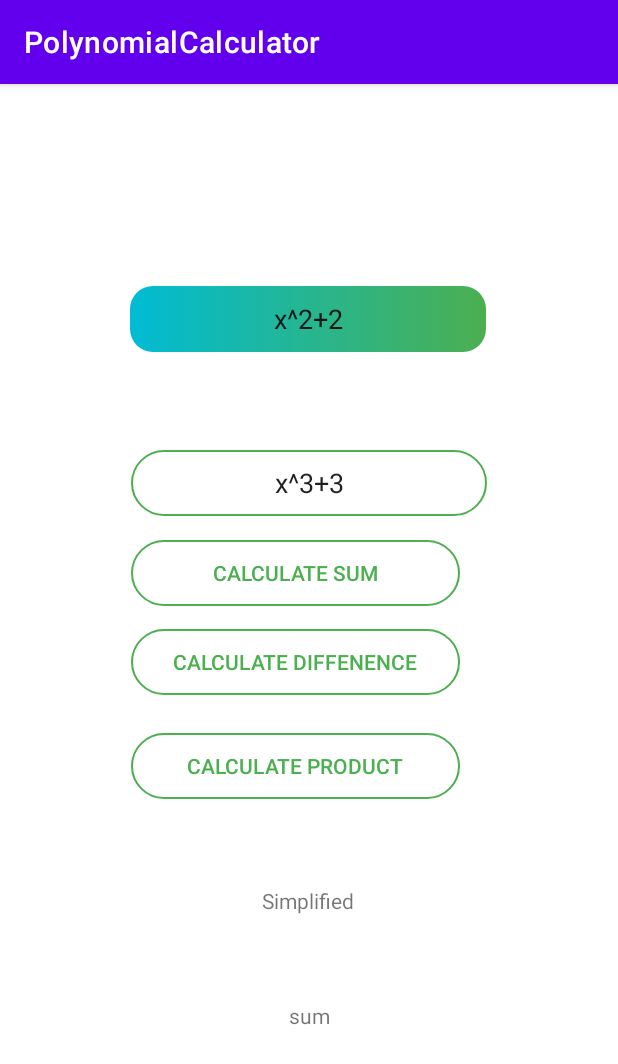
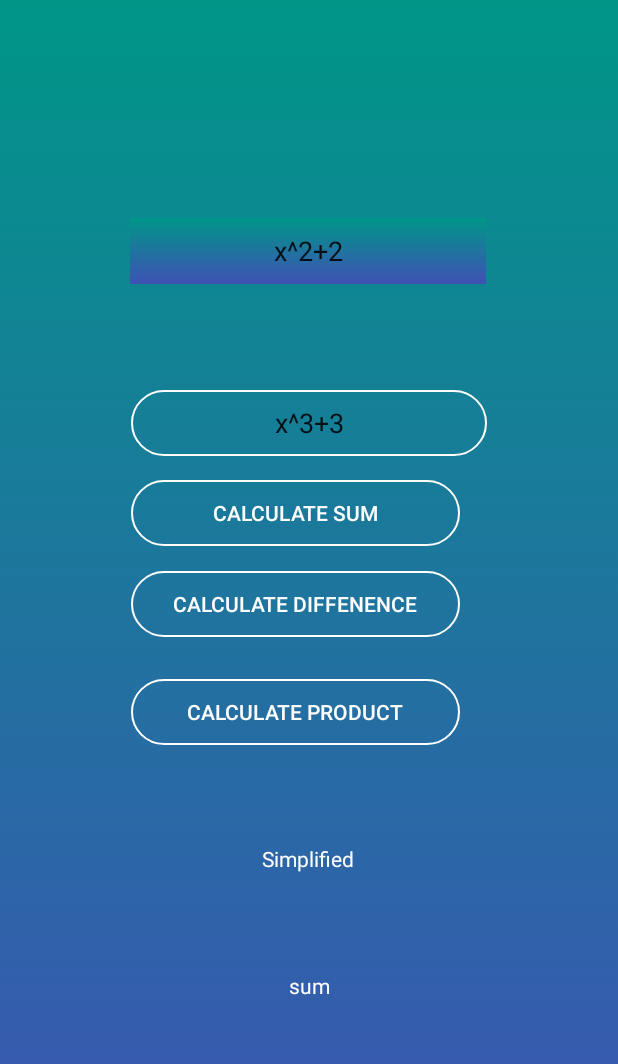
Before and after one commit to tasnimul2/Polynomial_Calculator_Android_App, an Android app: the screen it shows after launch (MainActivity), on a phone screen of 412 x 824 dp. Shown: the top 1064 px of the screen. Run offline under Robolectric (Android 15) with nearby library versions, the phone set to English and light mode, and no system bars.

Commit message:
background update

```diff
--- a/app/src/main/java/com/mystudyapps/polynomialcalculator/MainActivity.java
+++ b/app/src/main/java/com/mystudyapps/polynomialcalculator/MainActivity.java
@@ -68,6 +68,8 @@ public class MainActivity extends AppCompatActivity {
         pEquation.setGravity(Gravity.CENTER);
         qEquation.setGravity(Gravity.CENTER);
 
+        getSupportActionBar().hide();
+
 
 
 
--- a/app/src/main/res/drawable/box.xml
+++ b/app/src/main/res/drawable/box.xml
@@ -3,13 +3,13 @@
 
     <item>
         <shape android:shape="rectangle">
-            <corners android:radius="15dp" />
+            <corners android:radius="0dp" />
 
             <gradient
 
-                android:angle="180"
-                android:startColor="#4CAF50"
-                android:endColor="#00BCD4"
+                android:angle="-135"
+                android:startColor="#009688"
+                android:endColor="#3F51B5"
                 />
 
 
--- a/app/src/main/res/drawable/buttondesign.xml
+++ b/app/src/main/res/drawable/buttondesign.xml
@@ -1,5 +1,5 @@
 <?xml version="1.0" encoding="utf-8"?>
 <shape xmlns:android="http://schemas.android.com/apk/res/android" android:shape="rectangle">
-    <stroke android:color="#4CAF50" android:width="1dp"></stroke>
+    <stroke android:color="#FFFFFF" android:width="1dp"></stroke>
     <corners android:radius="30dp"></corners>
 </shape>
--- a/app/src/main/res/layout/activity_main.xml
+++ b/app/src/main/res/layout/activity_main.xml
@@ -5,6 +5,7 @@
     android:id="@+id/App"
     android:layout_width="match_parent"
     android:layout_height="match_parent"
+    android:background="@drawable/box"
     tools:context=".MainActivity">
 
     <EditText
@@ -42,6 +43,7 @@
         android:layout_width="wrap_content"
         android:layout_height="wrap_content"
         android:text="Simplified"
+        android:textColor="#FFFFFF"
         app:layout_constraintBottom_toBottomOf="parent"
         app:layout_constraintEnd_toEndOf="parent"
         app:layout_constraintHorizontal_bias="0.498"
@@ -54,6 +56,7 @@
         android:layout_width="wrap_content"
         android:layout_height="wrap_content"
         android:text="sum"
+        android:textColor="#FFFFFF"
         app:layout_constraintBottom_toBottomOf="parent"
         app:layout_constraintEnd_toEndOf="parent"
         app:layout_constraintStart_toStartOf="parent"
@@ -72,7 +75,7 @@
         android:rotationX="0"
         android:rotationY="0"
         android:text="Calculate Sum"
-        android:textColor="#4CAF50"
+        android:textColor="#FFFFFF"
         app:layout_constraintEnd_toEndOf="parent"
         app:layout_constraintHorizontal_bias="0.453"
         app:layout_constraintStart_toStartOf="parent"
@@ -88,7 +91,7 @@
         android:rotationX="0"
         android:rotationY="0"
         android:text="Calculate Diffenence"
-        android:textColor="#4CAF50"
+        android:textColor="#FFFFFF"
         app:layout_constraintBottom_toBottomOf="parent"
         app:layout_constraintEnd_toEndOf="parent"
         app:layout_constraintHorizontal_bias="0.453"
@@ -106,7 +109,7 @@
         android:rotationX="0"
         android:rotationY="0"
         android:text="Calculate Product"
-        android:textColor="#4CAF50"
+        android:textColor="#FFFFFF"
         app:layout_constraintBottom_toBottomOf="parent"
         app:layout_constraintEnd_toEndOf="parent"
         app:layout_constraintHorizontal_bias="0.453"
```
